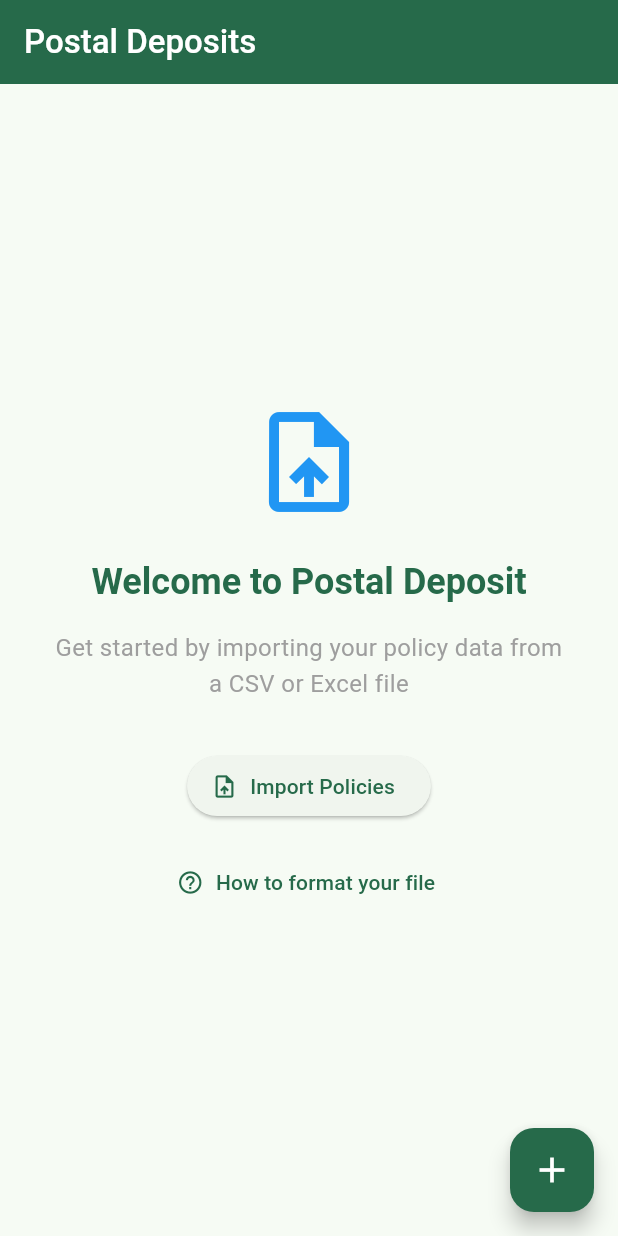
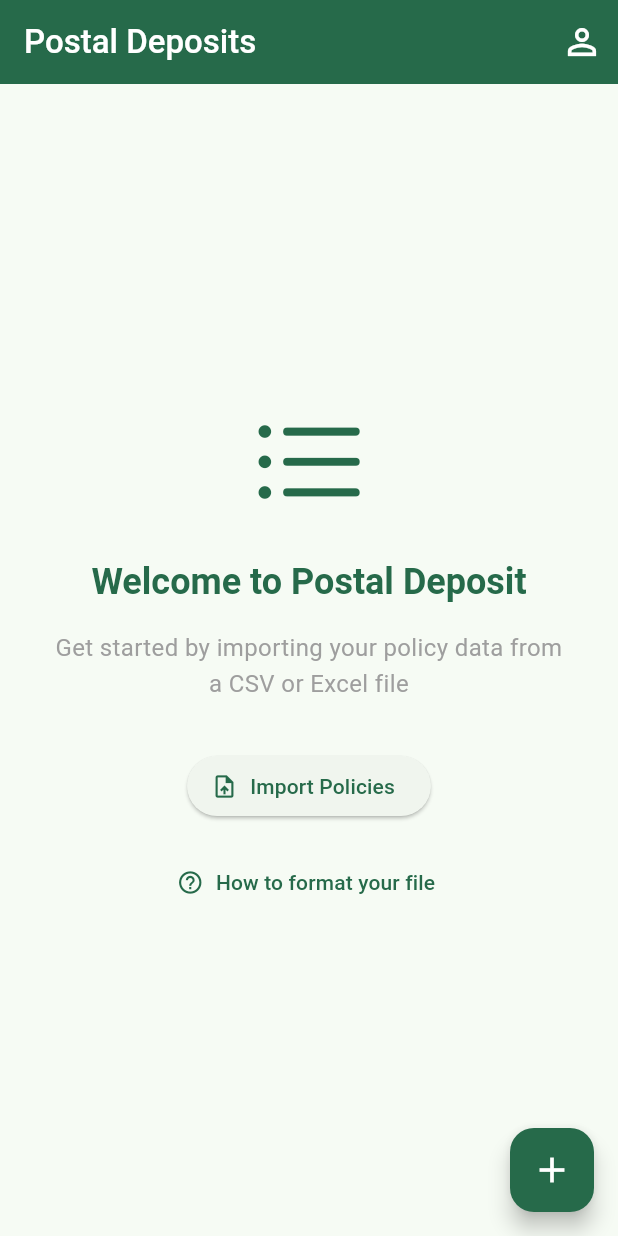
Before and after one commit to darkCavalier11/deposits, a Flutter app: the screen it shows after launch, on a phone screen of 412 x 824 dp. Run offline on Flutter 3.47's test engine with Material 3 defaults, Android fonts, the phone set to English and light mode, and no system bars; our stand-ins replace csv, file_picker, hive_flutter, share_plus; accounts and stored records are empty.

Commit message:
fixed the welcome UI

```diff
--- a/lib/features/policy/presentation/widgets/import_excel_button.dart
+++ b/lib/features/policy/presentation/widgets/import_excel_button.dart
@@ -1,31 +1,29 @@
+import 'package:flutter/cupertino.dart';
 import 'package:flutter/material.dart';
 import 'package:postal_deposit/features/policy/presentation/widgets/import_policy_button.dart';
 
 class ImportExcelButton extends StatelessWidget {
   final VoidCallback? onImported;
 
-  const ImportExcelButton({
-    super.key,
-    this.onImported,
-  });
+  const ImportExcelButton({super.key, this.onImported});
   @override
   Widget build(BuildContext context) {
     return Center(
       child: Column(
         mainAxisAlignment: MainAxisAlignment.center,
         children: <Widget>[
-          const Icon(
-            Icons.upload_file,
+          Icon(
+            CupertinoIcons.list_bullet,
             size: 80,
-            color: Colors.blue,
+            color: Theme.of(context).primaryColor,
           ),
           const SizedBox(height: 24),
           Text(
             'Welcome to Postal Deposit',
             style: Theme.of(context).textTheme.headlineSmall?.copyWith(
-                  color: Theme.of(context).primaryColor,
-                  fontWeight: FontWeight.bold,
-                ),
+              color: Theme.of(context).primaryColor,
+              fontWeight: FontWeight.bold,
+            ),
           ),
           const SizedBox(height: 16),
           const Padding(
@@ -33,19 +31,13 @@ class ImportExcelButton extends StatelessWidget {
             child: Text(
               'Get started by importing your policy data from a CSV or Excel file',
               textAlign: TextAlign.center,
-              style: TextStyle(
-                fontSize: 16,
-                color: Colors.grey,
-                height: 1.5,
-              ),
+              style: TextStyle(fontSize: 16, color: Colors.grey, height: 1.5),
             ),
           ),
           const SizedBox(height: 32),
           ConstrainedBox(
             constraints: const BoxConstraints(maxWidth: 250),
-            child: ImportPolicyButton(
-              onImported: onImported,
-            ),
+            child: ImportPolicyButton(onImported: onImported),
           ),
           const SizedBox(height: 16),
           TextButton.icon(
@@ -70,7 +62,9 @@ class ImportExcelButton extends StatelessWidget {
             crossAxisAlignment: CrossAxisAlignment.start,
             mainAxisSize: MainAxisSize.min,
             children: [
-              const Text('Your CSV/Excel file should include the following columns:'),
+              const Text(
+                'Your CSV/Excel file should include the following columns:',
+              ),
               const SizedBox(height: 16),
               _buildHelpRow('Policy Number', 'Unique policy identifier'),
               _buildHelpRow('Insured Name', 'Name of the policyholder'),
@@ -80,7 +74,10 @@ class ImportExcelButton extends StatelessWidget {
               _buildHelpRow('Product Name', 'Name of the insurance product'),
               _buildHelpRow('Payment Mode', 'Payment method'),
               _buildHelpRow('Issue Date', 'Policy start date (DD/MM/YYYY)'),
-              _buildHelpRow('Date of Birth', 'Policyholder\'s DOB (DD/MM/YYYY)'),
+              _buildHelpRow(
+                'Date of Birth',
+                'Policyholder\'s DOB (DD/MM/YYYY)',
+              ),
               const SizedBox(height: 16),
               const Text('The first row should contain column headers.'),
             ],
--- a/lib/main.dart
+++ b/lib/main.dart
@@ -282,14 +282,24 @@ class _MyHomePageState extends State<MyHomePage> {
               onPressed: () => _showFilterDialog(context, policyProvider),
               tooltip: 'Filter Policies',
             ),
-          if (personProvider.hasPerson || policyProvider.hasPolicies)
+          // Always show the person button, but handle the empty state in _showPersonDetails
           IconButton(
             icon: const Icon(
               Icons.person_outline,
               size: 28,
               color: Colors.white,
             ),
-              onPressed: () => _showPersonDetails(context, personProvider),
+            onPressed: () async {
+              debugPrint('Person details button pressed');
+              debugPrint('hasPerson: ${personProvider.hasPerson}');
+              debugPrint('person: ${personProvider.person}');
+              await _showPersonDetails(context, personProvider);
+
+              // After showing the dialog, refresh the person data
+              if (context.mounted) {
+                await personProvider.loadPerson();
+              }
+            },
             tooltip: 'Agent Details',
           ),
         ],
@@ -368,7 +378,7 @@ class _MyHomePageState extends State<MyHomePage> {
         // Monthly Collection Header
         Container(
           width: double.infinity,
-          margin: const EdgeInsets.all(16.0),
+
           decoration: BoxDecoration(
             gradient: LinearGradient(
               colors: [
@@ -386,77 +396,6 @@ class _MyHomePageState extends State<MyHomePage> {
                 offset: const Offset(0, 4),
               ),
             ],
-          ),
-          child: Padding(
-            padding: const EdgeInsets.all(16.0),
-            child: Column(
-              crossAxisAlignment: CrossAxisAlignment.start,
-              children: [
-                Row(
-                  children: [
-                    Container(
-                      padding: const EdgeInsets.all(8),
-                      decoration: BoxDecoration(
-                        color: Colors.white.withOpacity(0.2),
-                        shape: BoxShape.circle,
-                      ),
-                      child: const Icon(
-                        Icons.account_balance_wallet_rounded,
-                        color: Colors.white,
-                        size: 20,
-                      ),
-                    ),
-                    const SizedBox(width: 12),
-                    Text(
-                      '${DateFormat('MMMM yyyy').format(now)} COLLECTION',
-                      style: const TextStyle(
-                        fontSize: 14,
-                        fontWeight: FontWeight.w600,
-                        color: Colors.white,
-                        letterSpacing: 0.5,
-                      ),
-                    ),
-                  ],
-                ),
-                const SizedBox(height: 12),
-                Row(
-                  mainAxisAlignment: MainAxisAlignment.spaceBetween,
-                  crossAxisAlignment: CrossAxisAlignment.end,
-                  children: [
-                    const Text(
-                      'Total Collected',
-                      style: TextStyle(fontSize: 14, color: Colors.white70),
-                    ),
-                    Container(
-                      padding: const EdgeInsets.symmetric(
-                        horizontal: 12,
-                        vertical: 6,
-                      ),
-                      decoration: BoxDecoration(
-                        color: Colors.white.withOpacity(0.9),
-                        borderRadius: BorderRadius.circular(20),
-                        boxShadow: [
-                          BoxShadow(
-                            color: Colors.black.withOpacity(0.05),
-                            blurRadius: 8,
-                            offset: const Offset(0, 2),
-                          ),
-                        ],
-                      ),
-                      child: Text(
-                        '₹${NumberFormat('#,##0').format(monthlyCollection)}',
-                        style: TextStyle(
-                          fontSize: 18,
-                          fontWeight: FontWeight.bold,
-                          color: Theme.of(context).primaryColor,
-                          letterSpacing: 0.5,
-                        ),
-                      ),
-                    ),
-                  ],
-                ),
-              ],
-            ),
           ),
         ),
 
@@ -752,7 +691,25 @@ class _MyHomePageState extends State<MyHomePage> {
     BuildContext context,
     PersonProvider personProvider,
   ) async {
-    if (!personProvider.hasPerson) return;
+    debugPrint('_showPersonDetails called');
+
+    // Try to load person data if not already loaded
+    if (!personProvider.hasPerson) {
+      debugPrint('No person data available. Attempting to load...');
+      await personProvider.loadPerson();
+
+      if (!personProvider.hasPerson) {
+        if (context.mounted) {
+          ScaffoldMessenger.of(context).showSnackBar(
+            const SnackBar(
+              content: Text('Please set up your agent details first'),
+              backgroundColor: Colors.orange,
+            ),
+          );
+        }
+        return;
+      }
+    }
 
     final theme = Theme.of(context);
     final person = personProvider.person!;
```
Also changed, not shown: lib/features/person/presentation/providers/person_provider.dart (+11 -1 lines). Lines whose indentation alone changed are shown as unchanged.
